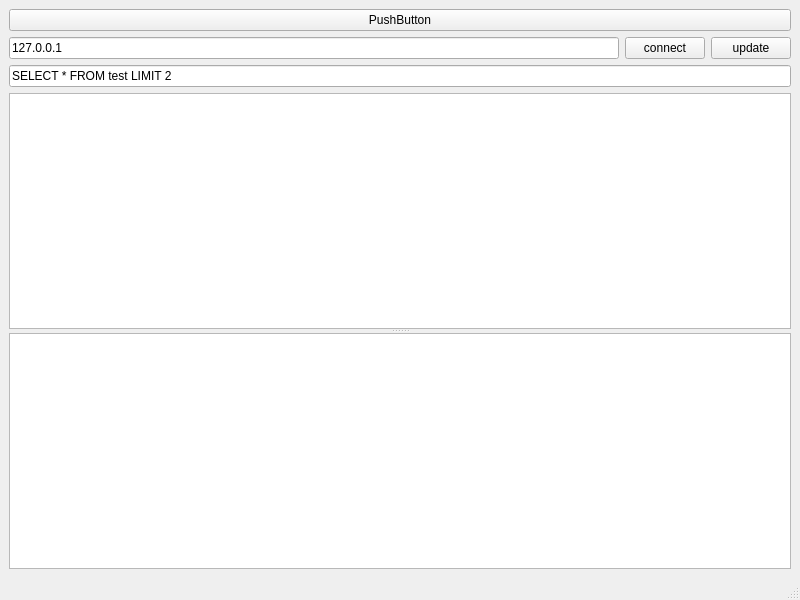
Qt form TransportClient/mainwindow.ui (werasaimon/TransportManagers) before a commit.
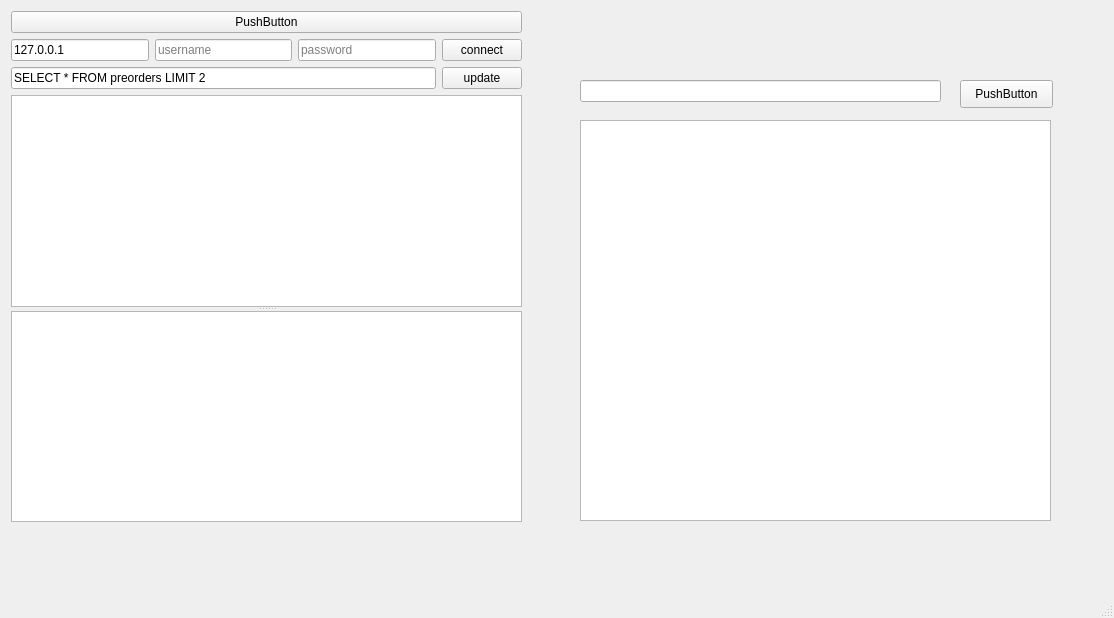
The same form after that commit.

What changed in the file:
```diff
--- a/TransportClient/mainwindow.ui
+++ b/TransportClient/mainwindow.ui
@@ -6,14 +6,56 @@
    <rect>
     <x>0</x>
     <y>0</y>
-    <width>800</width>
-    <height>600</height>
+    <width>1114</width>
+    <height>618</height>
    </rect>
   </property>
   <property name="windowTitle">
    <string>MainWindow</string>
   </property>
   <widget class="QWidget" name="centralwidget">
+   <widget class="QListWidget" name="listWidget_A">
+    <property name="geometry">
+     <rect>
+      <x>580</x>
+      <y>120</y>
+      <width>471</width>
+      <height>401</height>
+     </rect>
+    </property>
+   </widget>
+   <widget class="QLineEdit" name="lineEdit">
+    <property name="geometry">
+     <rect>
+      <x>580</x>
+      <y>80</y>
+      <width>361</width>
+      <height>22</height>
+     </rect>
+    </property>
+   </widget>
+   <widget class="QPushButton" name="pushButton_A">
+    <property name="geometry">
+     <rect>
+      <x>960</x>
+      <y>80</y>
+      <width>93</width>
+      <height>28</height>
+     </rect>
+    </property>
+    <property name="text">
+     <string>PushButton</string>
+    </property>
+   </widget>
+   <widget class="QWidget" name="layoutWidget">
+    <property name="geometry">
+     <rect>
+      <x>11</x>
+      <y>11</y>
+      <width>511</width>
+      <height>511</height>
+     </rect>
+    </property>
    <layout class="QGridLayout" name="gridLayout">
     <item row="3" column="0">
      <widget class="QSplitter" name="splitter">
@@ -24,6 +66,13 @@
       <widget class="QTextEdit" name="textEdit"/>
      </widget>
     </item>
+     <item row="0" column="0">
+      <widget class="QPushButton" name="pushButton_test">
+       <property name="text">
+        <string>PushButton</string>
+       </property>
+      </widget>
+     </item>
     <item row="1" column="0">
      <layout class="QHBoxLayout" name="horizontalLayout">
       <item>
@@ -33,6 +82,23 @@
         </property>
        </widget>
       </item>
+       <item>
+        <widget class="QLineEdit" name="lineEdit_username">
+         <property name="placeholderText">
+          <string>username</string>
+         </property>
+        </widget>
+       </item>
+       <item>
+        <widget class="QLineEdit" name="lineEdit_password">
+         <property name="echoMode">
+          <enum>QLineEdit::Password</enum>
+         </property>
+         <property name="placeholderText">
+          <string>password</string>
+         </property>
+        </widget>
+       </item>
       <item>
        <widget class="QPushButton" name="pushButton_2">
         <property name="text">
@@ -40,37 +106,35 @@
         </property>
        </widget>
       </item>
-      <item>
-       <widget class="QPushButton" name="pushButton">
-        <property name="text">
-         <string>update</string>
-        </property>
-       </widget>
-      </item>
      </layout>
     </item>
     <item row="2" column="0">
+      <layout class="QHBoxLayout" name="horizontalLayout_2">
+       <item>
      <widget class="QLineEdit" name="lineEdit_command_sql_send">
       <property name="text">
-       <string>SELECT * FROM test LIMIT 2</string>
+          <string>SELECT * FROM preorders LIMIT 2</string>
       </property>
      </widget>
     </item>
-    <item row="0" column="0">
-     <widget class="QPushButton" name="pushButton_test">
+       <item>
+        <widget class="QPushButton" name="pushButton">
       <property name="text">
-       <string>PushButton</string>
+          <string>update</string>
       </property>
      </widget>
     </item>
    </layout>
+     </item>
+    </layout>
+   </widget>
   </widget>
   <widget class="QMenuBar" name="menubar">
    <property name="geometry">
     <rect>
      <x>0</x>
      <y>0</y>
-     <width>800</width>
+     <width>1114</width>
      <height>26</height>
     </rect>
    </property>
```
Lines whose indentation alone changed are shown as unchanged.
